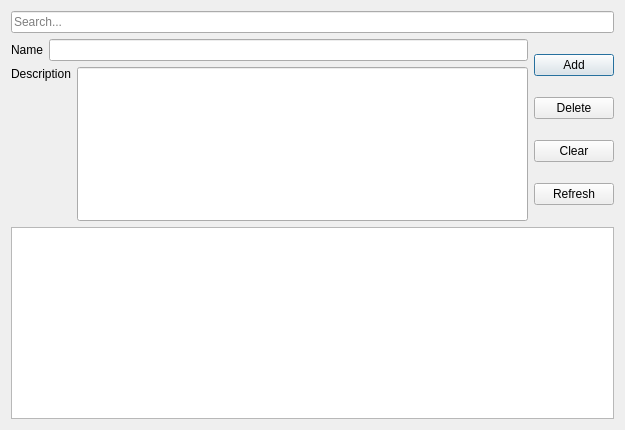
First picture: the form in frontend_qt/patientmgr_qt/programmes.ui, repository Denzy7/cema-internship, before the edit.
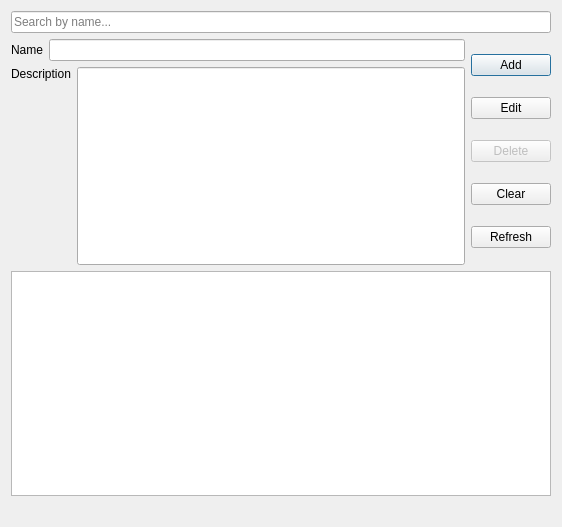
Second picture: the form after the edit.

```diff
--- a/frontend_qt/patientmgr_qt/programmes.ui
+++ b/frontend_qt/patientmgr_qt/programmes.ui
@@ -6,8 +6,8 @@
    <rect>
     <x>0</x>
     <y>0</y>
-    <width>625</width>
-    <height>430</height>
+    <width>562</width>
+    <height>527</height>
    </rect>
   </property>
   <property name="windowTitle">
@@ -17,7 +17,7 @@
    <item>
     <widget class="QLineEdit" name="ledSearch">
      <property name="placeholderText">
-      <string>Search...</string>
+      <string>Search by name...</string>
      </property>
      <property name="clearButtonEnabled">
       <bool>true</bool>
@@ -65,6 +65,9 @@
              <verstretch>0</verstretch>
             </sizepolicy>
            </property>
+           <property name="alignment">
+            <set>Qt::AlignLeading|Qt::AlignLeft|Qt::AlignTop</set>
+           </property>
           </widget>
          </item>
         </layout>
@@ -80,8 +83,18 @@
          </property>
         </widget>
        </item>
+       <item>
+        <widget class="QPushButton" name="btnEdit">
+         <property name="text">
+          <string>Edit</string>
+         </property>
+        </widget>
+       </item>
        <item>
         <widget class="QPushButton" name="btnDelete">
+         <property name="enabled">
+          <bool>false</bool>
+         </property>
          <property name="text">
           <string>Delete</string>
          </property>
@@ -106,7 +119,33 @@
     </layout>
    </item>
    <item>
-    <widget class="QTableView" name="tblProgrammes"/>
+    <widget class="QTableView" name="tblProgrammes">
+     <property name="editTriggers">
+      <set>QAbstractItemView::NoEditTriggers</set>
+     </property>
+     <property name="selectionMode">
+      <enum>QAbstractItemView::SingleSelection</enum>
+     </property>
+     <property name="selectionBehavior">
+      <enum>QAbstractItemView::SelectRows</enum>
+     </property>
+     <property name="sortingEnabled">
+      <bool>true</bool>
+     </property>
+     <attribute name="verticalHeaderVisible">
+      <bool>false</bool>
+     </attribute>
+     <attribute name="verticalHeaderHighlightSections">
+      <bool>false</bool>
+     </attribute>
+    </widget>
+   </item>
+   <item>
+    <widget class="QLabel" name="lblStatus">
+     <property name="text">
+      <string/>
+     </property>
+    </widget>
    </item>
   </layout>
  </widget>
```
